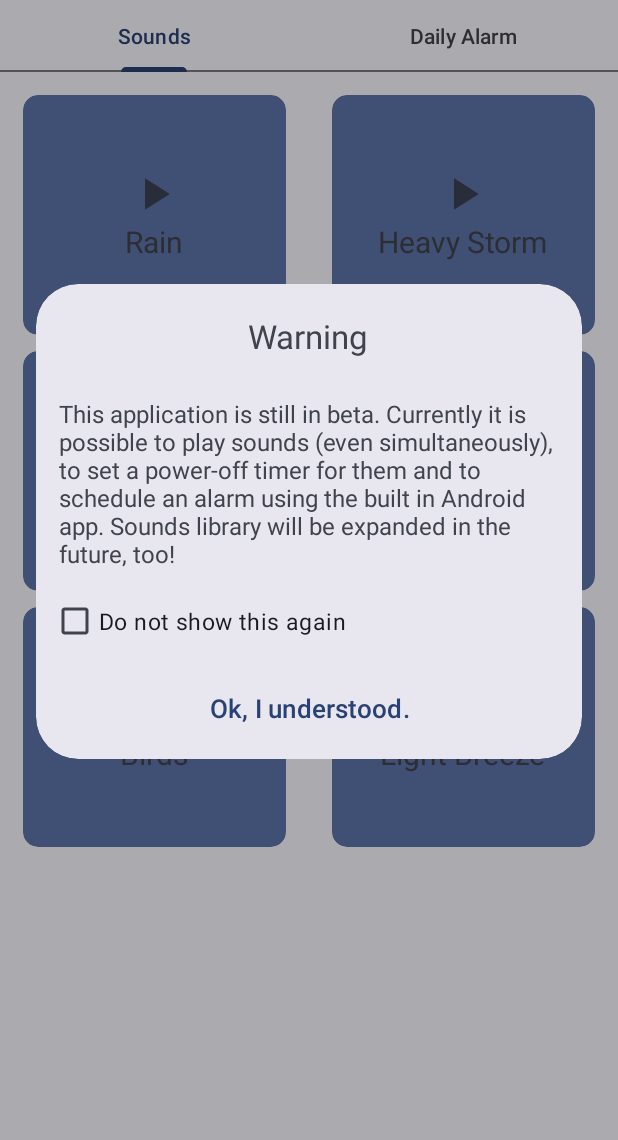
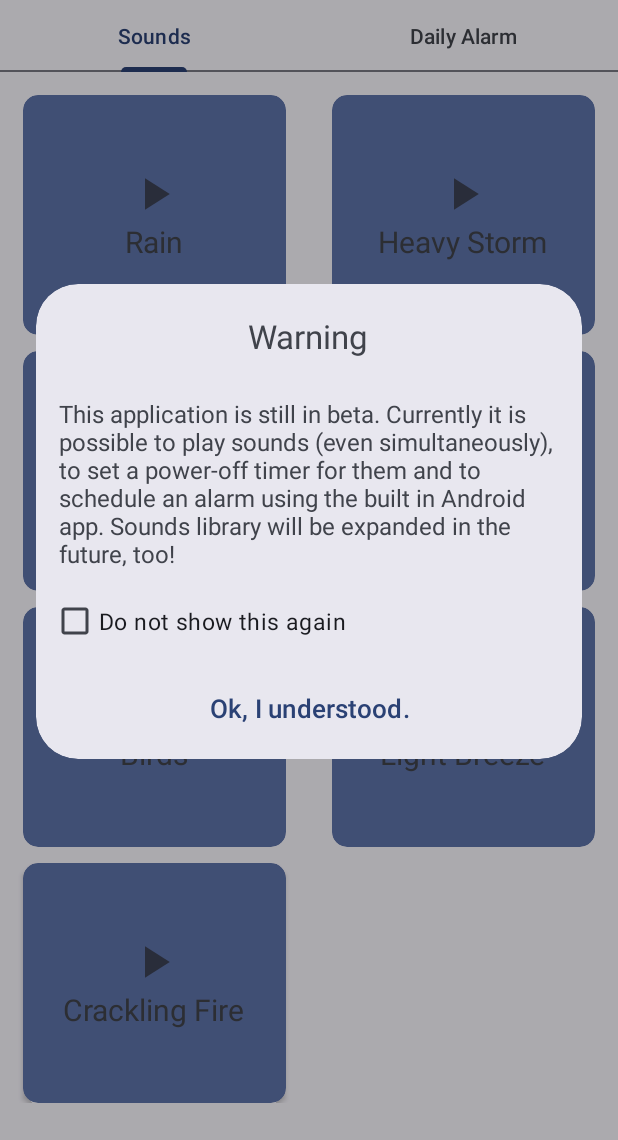
Before and after one commit to MichelangeloDePascale02/NinetyMinutesSleep, an Android app: the screen it shows after launch (MainActivity), on a phone screen of 412 x 824 dp, the part 96-1236 px from its top. Run offline under Robolectric (Android 15) with nearby library versions, the phone set to English and light mode, and no system bars; 1 statement that could not run was skipped.

Commit message:
Added Fire sound
- Added Crackling Fire sound
- Reduced sounds quality to shrink down app weight

```diff
--- a/app/src/main/java/com/swdp31plus/ninetyminutessleep/ui/main/FirstFragment.java
+++ b/app/src/main/java/com/swdp31plus/ninetyminutessleep/ui/main/FirstFragment.java
@@ -149,6 +149,7 @@ public class FirstFragment extends Fragment {
         sounds.add(new Sound(getString(R.string.brown_noise),  R.raw.brown_noise));
         sounds.add(new Sound(getString(R.string.birds), R.raw.birds));
         sounds.add(new Sound(getString(R.string.light_breeze), R.raw.light_breeze));
+        sounds.add(new Sound(getString(R.string.crackling_fire), R.raw.crackling_fire));
 
         for (Sound sound : sounds) {
             soundsPlayers.add(new SoundPlayer(sound.getTitle(), getContext(), sound.getSoundRes()));
--- a/app/src/main/res/values/strings.xml
+++ b/app/src/main/res/values/strings.xml
@@ -40,4 +40,5 @@
     <string name="brown_noise">Brown Noise</string>
     <string name="birds">Birds</string>
     <string name="light_breeze">Light Breeze</string>
+    <string name="crackling_fire">Crackling Fire</string>
 </resources>
```
Also changed, not shown: 4 other files.
